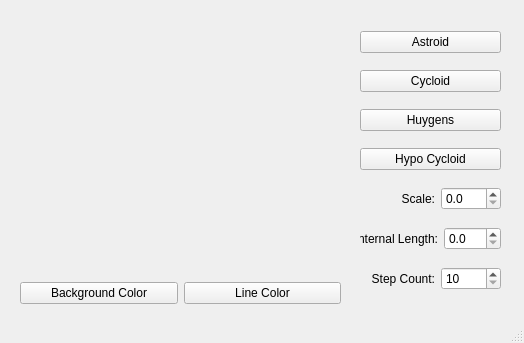
First picture: the form in mainwindow.ui, repository FedorovaOlga/QTCurvesApp, before the edit.
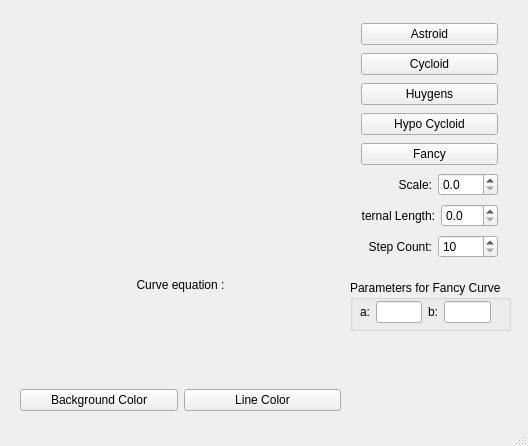
Second picture: the form after the edit. Custom widgets are drawn as their Qt base class.

Commit message: Adding fancy curve and equations for each curve, changing form style

The edit to the form file:
```diff
--- a/mainwindow.ui
+++ b/mainwindow.ui
@@ -6,8 +6,8 @@
    <rect>
     <x>0</x>
     <y>0</y>
-    <width>524</width>
-    <height>343</height>
+    <width>528</width>
+    <height>446</height>
    </rect>
   </property>
   <property name="windowTitle">
@@ -24,43 +24,13 @@
      </rect>
     </property>
    </widget>
-   <widget class="QWidget" name="">
+   <widget class="QWidget" name="layoutWidget">
     <property name="geometry">
      <rect>
-      <x>20</x>
-      <y>280</y>
-      <width>321</width>
-      <height>27</height>
-     </rect>
-    </property>
-    <layout class="QHBoxLayout" name="horizontalLayout_5">
-     <item>
-      <layout class="QHBoxLayout" name="horizontalLayout_2">
-       <item>
-        <widget class="QPushButton" name="btnBGColor">
-         <property name="text">
-          <string>Background Color</string>
-         </property>
-        </widget>
-       </item>
-       <item>
-        <widget class="QPushButton" name="pushButton_2">
-         <property name="text">
-          <string>Line Color</string>
-         </property>
-        </widget>
-       </item>
-      </layout>
-     </item>
-    </layout>
-   </widget>
-   <widget class="QWidget" name="">
-    <property name="geometry">
-     <rect>
-      <x>360</x>
-      <y>20</y>
-      <width>141</width>
-      <height>281</height>
+      <x>361</x>
+      <y>21</y>
+      <width>137</width>
+      <height>241</height>
      </rect>
     </property>
     <layout class="QVBoxLayout" name="verticalLayout">
@@ -92,6 +62,13 @@
        </property>
       </widget>
      </item>
+     <item>
+      <widget class="QPushButton" name="btnFancy">
+       <property name="text">
+        <string>Fancy</string>
+       </property>
+      </widget>
+     </item>
      <item>
       <layout class="QHBoxLayout" name="horizontalLayout">
        <item>
@@ -160,6 +137,9 @@
          <property name="decimals">
           <number>1</number>
          </property>
+         <property name="maximum">
+          <double>200.000000000000000</double>
+         </property>
          <property name="singleStep">
           <double>0.500000000000000</double>
          </property>
@@ -208,6 +188,145 @@
      </item>
     </layout>
    </widget>
+   <widget class="QGroupBox" name="FancyCurveGB">
+    <property name="geometry">
+     <rect>
+      <x>350</x>
+      <y>280</y>
+      <width>161</width>
+      <height>51</height>
+     </rect>
+    </property>
+    <property name="title">
+     <string>Parameters for Fancy Curve</string>
+    </property>
+    <widget class="QWidget" name="">
+     <property name="geometry">
+      <rect>
+       <x>10</x>
+       <y>20</y>
+       <width>131</width>
+       <height>24</height>
+      </rect>
+     </property>
+     <layout class="QHBoxLayout" name="horizontalLayout_7">
+      <item>
+       <layout class="QHBoxLayout" name="horizontalLayout_5">
+        <item>
+         <widget class="QLabel" name="label_5">
+          <property name="text">
+           <string>a:</string>
+          </property>
+         </widget>
+        </item>
+        <item>
+         <widget class="QLineEdit" name="editA"/>
+        </item>
+       </layout>
+      </item>
+      <item>
+       <layout class="QHBoxLayout" name="horizontalLayout_6">
+        <item>
+         <widget class="QLabel" name="label_6">
+          <property name="text">
+           <string>b:</string>
+          </property>
+         </widget>
+        </item>
+        <item>
+         <widget class="QLineEdit" name="bEdit"/>
+        </item>
+       </layout>
+      </item>
+     </layout>
+    </widget>
+   </widget>
+   <widget class="QWidget" name="">
+    <property name="geometry">
+     <rect>
+      <x>20</x>
+      <y>270</y>
+      <width>321</width>
+      <height>141</height>
+     </rect>
+    </property>
+    <layout class="QVBoxLayout" name="verticalLayout_3">
+     <item>
+      <widget class="QLabel" name="label_4">
+       <property name="maximumSize">
+        <size>
+         <width>1000</width>
+         <height>30</height>
+        </size>
+       </property>
+       <property name="text">
+        <string>Curve equation :</string>
+       </property>
+       <property name="alignment">
+        <set>Qt::AlignCenter</set>
+       </property>
+      </widget>
+     </item>
+     <item>
+      <layout class="QVBoxLayout" name="verticalLayout_2">
+       <item>
+        <widget class="QLabel" name="lbEquationX">
+         <property name="font">
+          <font>
+           <pointsize>10</pointsize>
+           <weight>75</weight>
+           <bold>true</bold>
+           <underline>true</underline>
+          </font>
+         </property>
+         <property name="text">
+          <string/>
+         </property>
+         <property name="alignment">
+          <set>Qt::AlignHCenter|Qt::AlignTop</set>
+         </property>
+        </widget>
+       </item>
+       <item>
+        <widget class="QLabel" name="lbEquationY">
+         <property name="font">
+          <font>
+           <pointsize>10</pointsize>
+           <weight>75</weight>
+           <bold>true</bold>
+           <underline>true</underline>
+          </font>
+         </property>
+         <property name="text">
+          <string/>
+         </property>
+         <property name="alignment">
+          <set>Qt::AlignHCenter|Qt::AlignTop</set>
+         </property>
+        </widget>
+       </item>
+      </layout>
+     </item>
+     <item>
+      <layout class="QHBoxLayout" name="horizontalLayout_2">
+       <item>
+        <widget class="QPushButton" name="btnBGColor">
+         <property name="text">
+          <string>Background Color</string>
+         </property>
+        </widget>
+       </item>
+       <item>
+        <widget class="QPushButton" name="pushButton_2">
+         <property name="text">
+          <string>Line Color</string>
+         </property>
+        </widget>
+       </item>
+      </layout>
+     </item>
+    </layout>
+   </widget>
   </widget>
   <widget class="QStatusBar" name="statusbar"/>
  </widget>
```
The commit also changes 4 other files.
